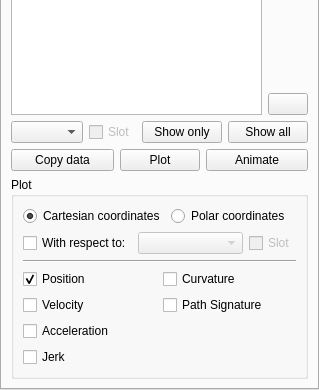
The window that pyslvs_ui/widgets/inputs/inputs.ui (KmolYuan/Pyslvs-UI) describes before a commit, drawn with Qt 5; both pictures show x 0 to 319 and y 190 to 580 of the 319 by 580 pixel window.
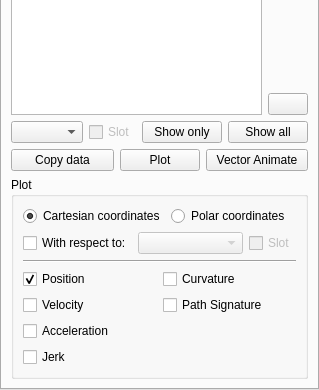
The same window after the commit. The open tabs and pages were chosen to show the change. Icons and pictures are not drawn.

Commit message: Implement slider path for vector animation function.

```diff
--- a/pyslvs_ui/widgets/inputs/inputs.ui
+++ b/pyslvs_ui/widgets/inputs/inputs.ui
@@ -606,7 +606,7 @@
          <item>
           <widget class="QPushButton" name="animate_button">
            <property name="text">
-            <string>Animate</string>
+            <string>Vector Animate</string>
            </property>
            <property name="icon">
             <iconset resource="../../icons.qrc">
```
The commit also changes 3 other files.
